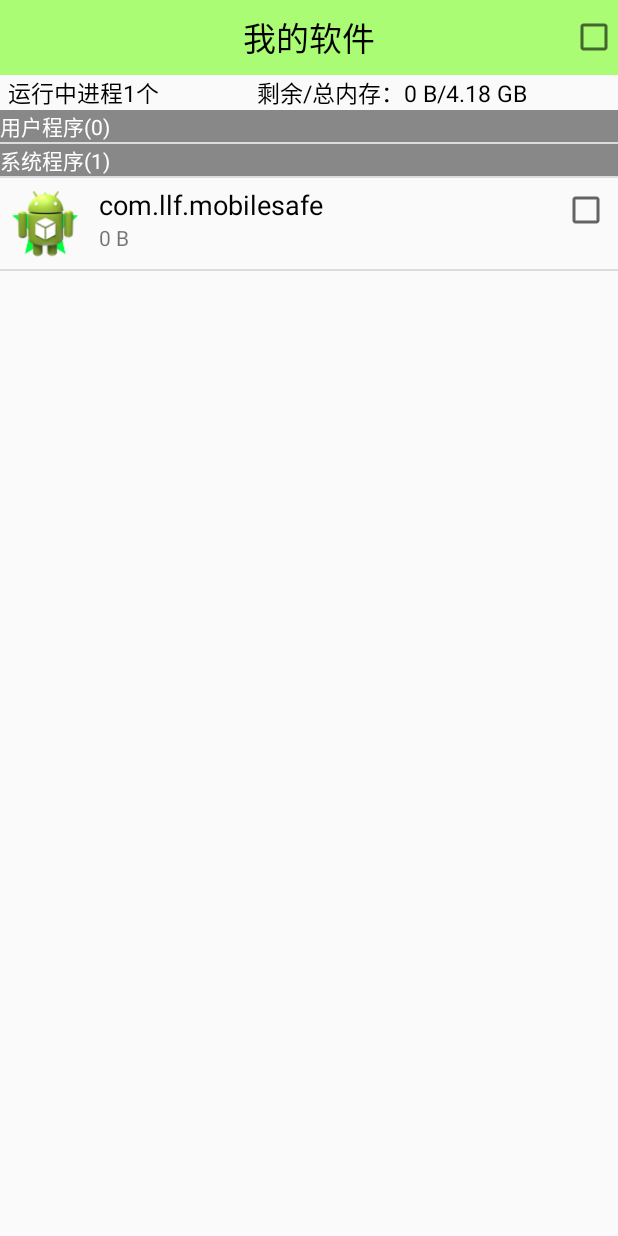
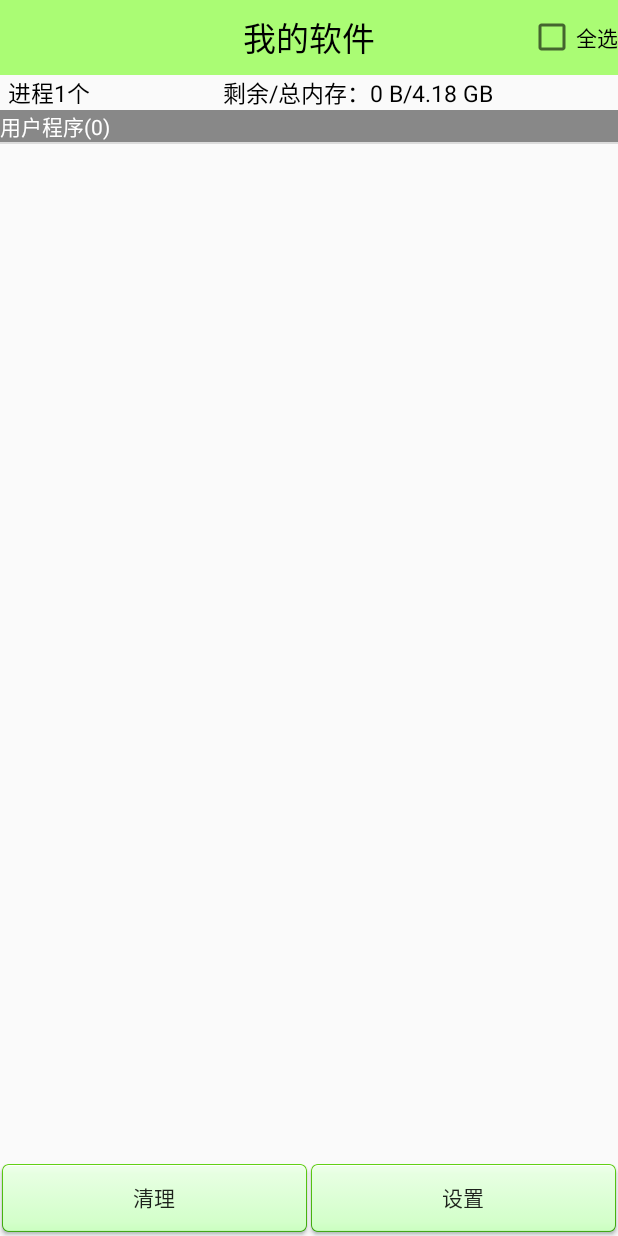
Before and after one commit to PhychoLee/MobileSafe, an Android app: the TaskManagerActivity screen opened directly, with no data from a screen before it, on a phone screen of 412 x 824 dp. Run offline under Robolectric (Android 15) with nearby library versions, the phone set to English and light mode, and no system bars.

Commit message:
1.杀死进程，可选隐藏系统进程

```diff
--- a/app/src/main/java/com/llf/mobilesafe/activity/TaskManagerActivity.java
+++ b/app/src/main/java/com/llf/mobilesafe/activity/TaskManagerActivity.java
@@ -1,12 +1,19 @@
 package com.llf.mobilesafe.activity;
 
 import android.app.Activity;
+import android.app.ActivityManager;
+import android.content.Context;
+import android.content.Intent;
+import android.content.SharedPreferences;
 import android.graphics.Color;
 import android.graphics.drawable.Drawable;
+import android.os.Build;
 import android.os.Bundle;
 import android.text.format.Formatter;
 import android.view.View;
 import android.view.ViewGroup;
+import android.view.Window;
+import android.view.WindowManager;
 import android.widget.AdapterView;
 import android.widget.BaseAdapter;
 import android.widget.CheckBox;
@@ -29,11 +36,14 @@ public class TaskManagerActivity extends Activity {
     private TextView tv_task_count;
     private TextView tv_memory;
     private ListView list_task;
-    private List<TaskInfo> taskInfos;
     private List<TaskInfo> userTaskInfos;
     private List<TaskInfo> systemTaskInfos;
     private CheckBox cb_task_all;
     private TaskInfoAdapter taskInfoAdapter;
+    private int taskCount;
+    private long availMem;
+    private long totalMem;
+    private SharedPreferences mPrefs;
 
 
     @Override
@@ -41,15 +51,39 @@ public class TaskManagerActivity extends Activity {
         super.onCreate(savedInstanceState);
         setContentView(R.layout.activity_task_manager);
 
+        mPrefs = getSharedPreferences("config", MODE_PRIVATE);
+
+        //状态栏透明
+//        if (Build.VERSION.SDK_INT >= Build.VERSION_CODES.LOLLIPOP){
+//            Window window = getWindow();
+//            window.clearFlags(WindowManager.LayoutParams.FLAG_TRANSLUCENT_STATUS
+//                    | WindowManager.LayoutParams.FLAG_TRANSLUCENT_NAVIGATION);
+//            window.getDecorView().setSystemUiVisibility(View.SYSTEM_UI_FLAG_LAYOUT_FULLSCREEN
+//                    | View.SYSTEM_UI_FLAG_LAYOUT_STABLE
+//                    | View.SYSTEM_UI_FLAG_LAYOUT_HIDE_NAVIGATION);
+//            window.addFlags(WindowManager.LayoutParams.FLAG_DRAWS_SYSTEM_BAR_BACKGROUNDS);
+//            window.setStatusBarColor(Color.TRANSPARENT);
+//            window.setNavigationBarColor(Color.TRANSPARENT);
+//        }
+
         initUI();
         initData();
+    }
+
+    @Override
+    protected void onResume() {
+        super.onResume();
+        //刷新ListView
+        if (taskInfoAdapter != null){
+            taskInfoAdapter.notifyDataSetChanged();
+        }
     }
 
     private void initData() {
         new Thread() {
             @Override
             public void run() {
-                taskInfos = TaskInfos.getTaskInfos(TaskManagerActivity.this);
+                List<TaskInfo> taskInfos = TaskInfos.getTaskInfos(TaskManagerActivity.this);
                 userTaskInfos = new ArrayList<>();
                 systemTaskInfos = new ArrayList<>();
 
@@ -79,7 +113,12 @@ public class TaskManagerActivity extends Activity {
 
         @Override
         public int getCount() {
-            return taskInfos.size() + 2;
+            //判断是否显示系统应用
+            if (mPrefs.getBoolean("show_sys_task", false)){
+                return userTaskInfos.size() + systemTaskInfos.size() + 2;
+            }else{
+                return userTaskInfos.size() +1;
+            }
         }
 
         @Override
@@ -148,12 +187,20 @@ public class TaskManagerActivity extends Activity {
                 convertView.setTag(holder);
             }
 
+            //隐藏自身应用checkbox
+            if (taskInfo.getPackageName().equals(getPackageName())){
+                holder.cb_task.setVisibility(View.INVISIBLE);
+            }
 
             holder.iv_task_icon.setImageDrawable(taskInfo.getIcon());
             holder.tv_task_name.setText(taskInfo.getAppName());
-            holder.tv_task_mem.setText(Formatter.formatFileSize(TaskManagerActivity.this, taskInfo.getMemory()));
+            holder.tv_task_mem.setText("内存占用："+Formatter.formatFileSize(TaskManagerActivity.this, taskInfo.getMemory()));
             if (taskInfo.isChecked()) {
-                holder.cb_task.setChecked(true);
+                if (taskInfo.getPackageName().equals(getPackageName())){
+                    holder.cb_task.setChecked(false);
+                }else {
+                    holder.cb_task.setChecked(true);
+                }
             } else {
                 holder.cb_task.setChecked(false);
             }
@@ -176,13 +223,13 @@ public class TaskManagerActivity extends Activity {
         cb_task_all = (CheckBox) findViewById(R.id.cb_task_all);
 
         //进程数
-        int taskCount = ServiceStateUtils.getTaskCount(this);
-        tv_task_count.setText("运行中进程" + taskCount + "个");
+        taskCount = ServiceStateUtils.getTaskCount(this);
+        tv_task_count.setText("进程" + taskCount + "个");
 
         //剩余内存
-        long availMem = ServiceStateUtils.getAvailMen(this);
+        availMem = ServiceStateUtils.getAvailMen(this);
         //总内存
-        long totalMem = ServiceStateUtils.getTotalMen(this);
+        totalMem = ServiceStateUtils.getTotalMen(this);
         tv_memory.setText("剩余/总内存：" + Formatter.formatFileSize(this, availMem) + "/" + Formatter.formatFileSize(this, totalMem));
 
         //给ListView设置Item监听
@@ -214,9 +261,12 @@ public class TaskManagerActivity extends Activity {
      * @param view
      */
     public void checkAll(View view) {
-        System.out.println("CheckAll==============");
         if (cb_task_all.isChecked()) {
             for (TaskInfo taskInfo : userTaskInfos) {
+                //跳过自身应用
+                if (taskInfo.getPackageName().equals(getPackageName())){
+                    continue;
+                }
                 taskInfo.setChecked(true);
             }
             for (TaskInfo taskInfo : systemTaskInfos) {
@@ -234,4 +284,80 @@ public class TaskManagerActivity extends Activity {
         //刷新
         taskInfoAdapter.notifyDataSetChanged();
     }
+
+    /**
+     * 杀死进程
+     * @param view
+     */
+    public void killTask(View view){
+        //保存要杀死的进程类
+        List<TaskInfo> taskInfosToKill = new ArrayList<>();
+        ActivityManager activityManager = (ActivityManager) getSystemService(ACTIVITY_SERVICE);
+
+        //用户进程
+        for (TaskInfo taskInfo: userTaskInfos) {
+            //如果判断为自身应用，跳过
+            if (taskInfo.getPackageName().equals(getPackageName())){
+                continue;
+            }
+            //进程被选中
+            if (taskInfo.isChecked()) {
+                //加进销毁集合中
+                taskInfosToKill.add(taskInfo);
+            }
+        }
+
+        //显示系统进程才清理
+        boolean show_sys_task = mPrefs.getBoolean("show_sys_task", false);
+        if (show_sys_task){
+            //系统进程
+            for (TaskInfo taskInfo: systemTaskInfos) {
+                //进程被选中
+                if (taskInfo.isChecked()) {
+                    //加进销毁集合中
+                    taskInfosToKill.add(taskInfo);
+                }
+            }
+        }
+
+        for (TaskInfo taskInfo: taskInfosToKill) {
+            //判断是否为用户进程
+            if (taskInfo.isUserApp()){
+                //杀死进程
+                activityManager.killBackgroundProcesses(taskInfo.getPackageName());
+                //移除进程
+                userTaskInfos.remove(taskInfo);
+
+                //应用数减1
+                taskCount--;
+                //可用内存数增加
+                availMem += taskInfo.getMemory();
+            }else {
+                //杀死进程
+                activityManager.killBackgroundProcesses(taskInfo.getPackageName());
+                //移除进程
+                systemTaskInfos.remove(taskInfo);
+
+                //应用数减1
+                taskCount--;
+                //可用内存数增加
+                availMem += taskInfo.getMemory();
+            }
+
+            //更新信息
+            tv_task_count.setText("进程" + taskCount + "个");
+            tv_memory.setText("剩余/总内存：" + Formatter.formatFileSize(this, availMem) + "/" + Formatter.formatFileSize(this, totalMem));
+
+            taskInfoAdapter.notifyDataSetChanged();
+        }
+    }
+
+    /**
+     * 设置
+     * @param view
+     */
+    public void settings(View view){
+        //转跳到设置界面
+        startActivity(new Intent(this, TaskManagerSettingsActivity.class));
+    }
 }
--- a/app/src/main/res/layout/activity_task_manager.xml
+++ b/app/src/main/res/layout/activity_task_manager.xml
@@ -20,6 +20,8 @@
             android:layout_alignParentRight="true"
             android:layout_centerVertical="true"
             android:onClick="checkAll"
+            android:text="全选"
+            android:textColor="@color/black"
             />
     </RelativeLayout>
 
@@ -49,9 +51,33 @@
             />
     </LinearLayout>
 
-    <include
+    <ListView
+        android:layout_weight="1"
         android:id="@+id/list_task"
-        layout="@layout/list_view"
-        ></include>
+        android:layout_width="match_parent"
+        android:layout_height="match_parent">
+
+    </ListView>
+
+    <LinearLayout
+        android:layout_width="match_parent"
+        android:layout_height="wrap_content">
+        <Button
+            android:layout_width="wrap_content"
+            android:layout_height="wrap_content"
+            android:background="@drawable/btn_green_light_selector"
+            android:layout_weight="1"
+            android:text="清理"
+            android:onClick="killTask"
+            />
+        <Button
+            android:layout_width="wrap_content"
+            android:layout_height="wrap_content"
+            android:background="@drawable/btn_green_light_selector"
+            android:layout_weight="1"
+            android:text="设置"
+            android:onClick="settings"
+            />
+    </LinearLayout>
 
 </LinearLayout>
```
Also changed, not shown: app/src/main/AndroidManifest.xml (+9 -5 lines), app/src/main/java/com/llf/mobilesafe/activity/TaskManagerSettingsActivity.java (added, +50 -0 lines), app/src/main/res/layout/activity_task_manager_settings.xml (added, +21 -0 lines), app/src/main/res/drawable-hdpi/btn_green_normal.9.png (added), app/src/main/res/drawable-hdpi/btn_green_normal.png (deleted), app/src/main/res/drawable-hdpi/btn_green_pressed.9.png (added), app/src/main/res/drawable-hdpi/btn_green_pressed.png (deleted), app/src/main/res/drawable-hdpi/call_locate_blue.9.png (added), app/src/main/res/drawable-hdpi/call_locate_blue.png (deleted), app/src/main/res/drawable-hdpi/call_locate_gray.9.png (added), app/src/main/res/drawable-hdpi/call_locate_gray.png (deleted), app/src/main/res/drawable-hdpi/call_locate_green.9.png (added), app/src/main/res/drawable-hdpi/call_locate_green.png (deleted), app/src/main/res/drawable-hdpi/call_locate_orange.9.png (added), 3 more files.
